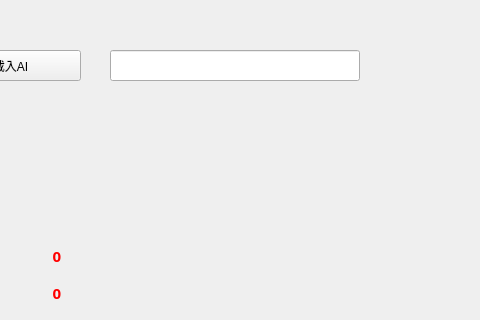
Qt form jiemianv3/testwidget.ui (ChenYeDev14/InfinitySword) before a commit; both pictures show x 90 to 570 and y 0 to 320 of the 1024 by 768 pixel window.
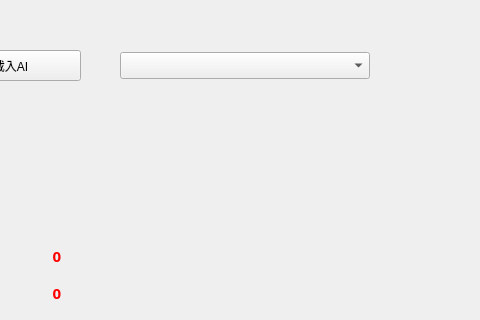
The same form after that commit. Icons and pictures are not drawn.

```diff
--- a/jiemianv3/testwidget.ui
+++ b/jiemianv3/testwidget.ui
@@ -26,16 +26,6 @@
     <string>离开</string>
    </property>
   </widget>
-  <widget class="QLineEdit" name="lineEdit">
-   <property name="geometry">
-    <rect>
-     <x>200</x>
-     <y>50</y>
-     <width>250</width>
-     <height>31</height>
-    </rect>
-   </property>
-  </widget>
   <widget class="QPushButton" name="pushButton_2">
    <property name="geometry">
     <rect>
@@ -1435,6 +1425,16 @@
     <string/>
    </property>
   </widget>
+  <widget class="QComboBox" name="comboBox_AI">
+   <property name="geometry">
+    <rect>
+     <x>210</x>
+     <y>52</y>
+     <width>250</width>
+     <height>27</height>
+    </rect>
+   </property>
+  </widget>
  </widget>
  <layoutdefault spacing="6" margin="11"/>
  <resources/>
```
